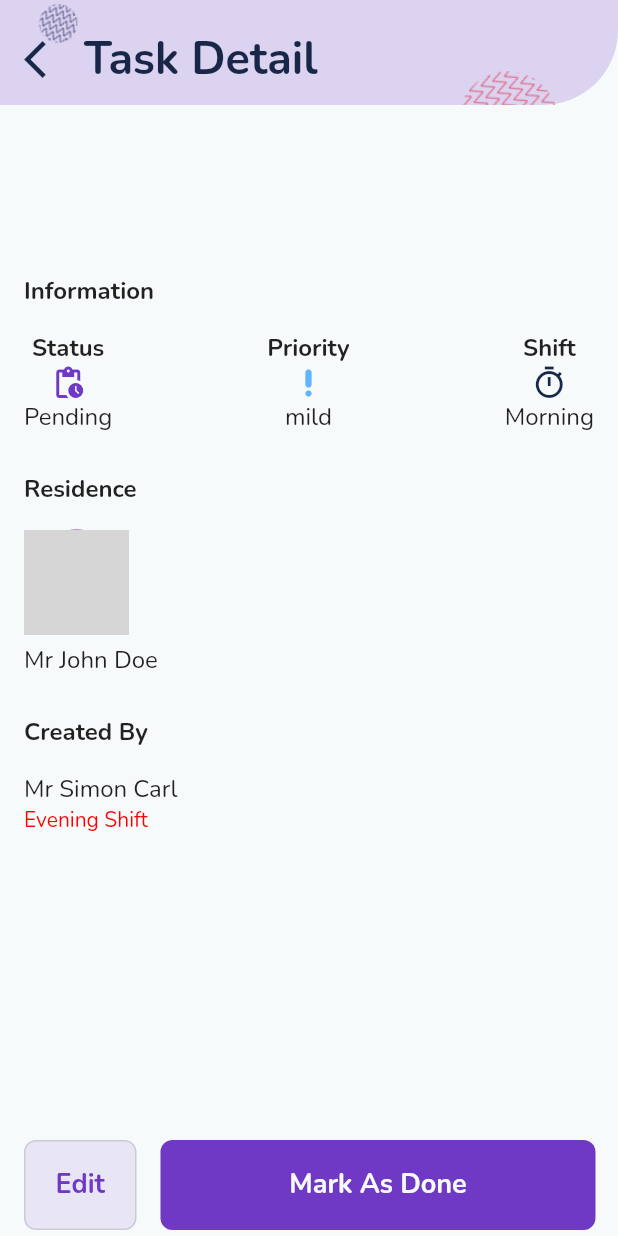
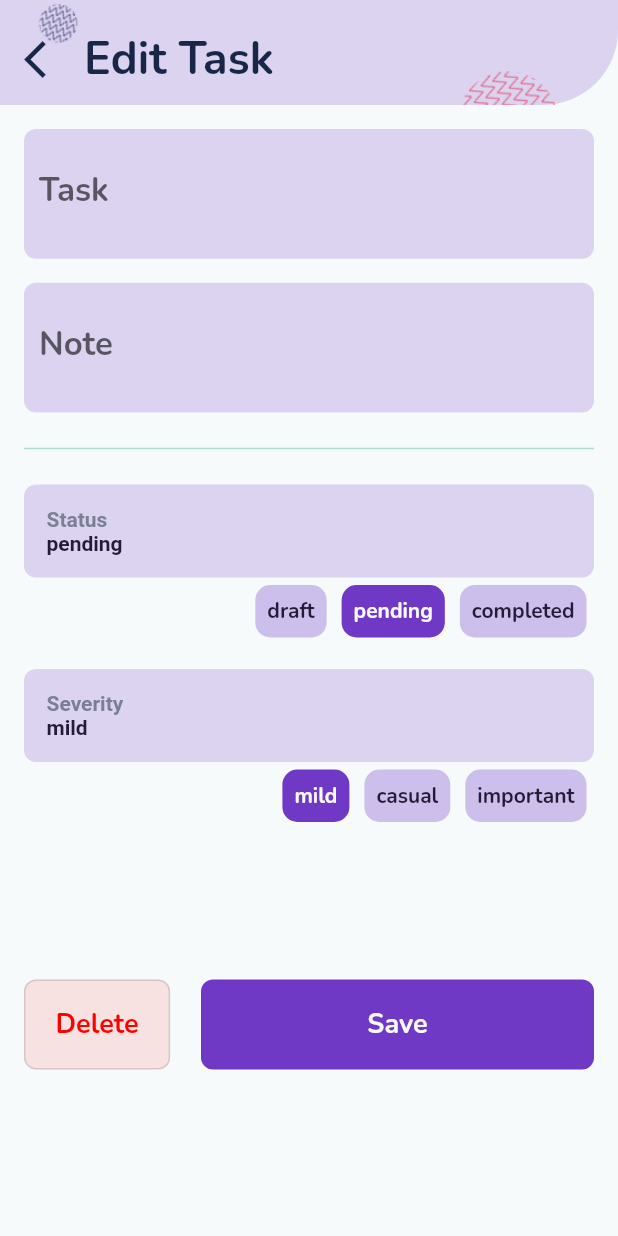
Before and after one commit to codeswot/nursey, a Flutter app: the TaskDetail screen opened directly with empty values, after a tap on "Edit", on a phone screen of 412 x 824 dp. Run offline on Flutter 3.47's test engine with Material 2 defaults, Android fonts, the phone set to English and light mode, and no system bars; our stand-ins replace cloud_firestore, equatable, firebase_auth, firebase_core, flutter_bloc, flutter_spinkit and 4 more; missing offline and left inert: spring; accounts and stored records are empty; network calls fail; grey boxes are pictures that could not be loaded.

Commit message:
edit task

```diff
--- a/lib/app/ui/screens/task/create_task.dart
+++ b/lib/app/ui/screens/task/create_task.dart
@@ -94,7 +94,7 @@ class _CreateTaskState extends State<CreateTask> {
                   });
                   newTask?.copyWith(severity: severity);
                 },
-                value: severity,
+                value: severity!,
               ),
             ],
           ),
--- /dev/null
+++ b/lib/app/ui/screens/task/edit_task.dart
@@ -0,0 +1,79 @@
+import 'package:flutter/material.dart';
+import 'package:nursey/app/models/task/task.dart';
+import 'package:nursey/app/utils/design/colors.dart';
+import 'package:nursey/app/utils/design/design.dart';
+
+import '../../widgets/widgets.dart';
+
+class EditTask extends StatefulWidget {
+  static Route route(Task task) => MaterialPageRoute(
+        builder: (_) => EditTask(task),
+      );
+  const EditTask(this.task, {Key? key}) : super(key: key);
+  final Task task;
+
+  @override
+  State<EditTask> createState() => _EditTaskState();
+}
+
+class _EditTaskState extends State<EditTask> {
+  final TextEditingController _taskController = TextEditingController();
+  final TextEditingController _noteController = TextEditingController();
+  @override
+  Widget build(BuildContext context) {
+    _taskController.text = widget.task.task;
+    _noteController.text = widget.task.note ?? '';
+
+    return Scaffold(
+      appBar: const CustomAppBar(title: 'Edit Task'),
+      body: Padding(
+        padding: const EdgeInsets.all(16),
+        child: SingleChildScrollView(
+          child: Column(
+            mainAxisAlignment: MainAxisAlignment.spaceBetween,
+            children: [
+              Column(
+                crossAxisAlignment: CrossAxisAlignment.start,
+                children: [
+                  AppFormField(controller: _taskController, label: 'Task'),
+                  const SizedBox(height: 16),
+                  AppFormField(controller: _noteController, label: 'Note'),
+                  const SizedBox(height: 16),
+                  const Divider(color: AppColors.secondaryAccent, thickness: 1),
+                  const SizedBox(height: 16),
+                  StatusPicker(
+                    value: widget.task.status,
+                    onChanged: (newStatus) {},
+                  ),
+                  const SizedBox(height: 16),
+                  SeverityPicker(
+                    value: widget.task.severity,
+                    onChanged: (newSeverity) {},
+                  ),
+                ],
+              ),
+              const SizedBox(height: 100),
+              SafeArea(
+                child: Row(
+                  mainAxisAlignment: MainAxisAlignment.spaceBetween,
+                  children: [
+                    AppSecondaryButton(
+                      title: 'Delete',
+                      onPressed: () {},
+                      color: AppColors.primaryError,
+                    ),
+                    AppPrimaryButton(
+                      width: ScreenUtil.screenWidth - 150,
+                      title: 'Save',
+                      onPressed: () {},
+                    ),
+                  ],
+                ),
+              ),
+            ],
+          ),
+        ),
+      ),
+    );
+  }
+}
--- a/lib/app/ui/screens/task/task_detail.dart
+++ b/lib/app/ui/screens/task/task_detail.dart
@@ -4,8 +4,10 @@ import 'package:nursey/app/models/task/enums.dart';
 import 'package:nursey/app/models/task/task.dart';
 import 'package:nursey/app/ui/widgets/app_bar.dart';
 import 'package:nursey/app/ui/widgets/buttons.dart';
+import 'package:nursey/app/utils/extensions/build_context_extension.dart';
 
 import '../../../utils/design/design.dart';
+import 'edit_task.dart';
 
 class TaskDetail extends StatelessWidget {
   static Route route(Task task) => MaterialPageRoute(
@@ -17,15 +19,13 @@ class TaskDetail extends StatelessWidget {
   Widget build(BuildContext context) {
     return Scaffold(
       appBar: const CustomAppBar(title: 'Task Detail'),
-      body: SingleChildScrollView(
-        child: Padding(
+      body: Padding(
         padding: const EdgeInsets.all(16),
         child: Column(
           crossAxisAlignment: CrossAxisAlignment.start,
           mainAxisAlignment: MainAxisAlignment.spaceBetween,
           children: [
-              SizedBox(
-                height: ScreenUtil.screenHeight - 150,
+            SingleChildScrollView(
               child: Column(
                 crossAxisAlignment: CrossAxisAlignment.start,
                 children: [
@@ -128,10 +128,14 @@ class TaskDetail extends StatelessWidget {
                 ],
               ),
             ),
-              Row(
+            SafeArea(
+              child: Row(
                 mainAxisAlignment: MainAxisAlignment.center,
                 children: [
-                  AppSecondaryButton(title: 'Edit', onPressed: () {}),
+                  AppSecondaryButton(
+                    title: 'Edit',
+                    onPressed: () => context.push(EditTask.route(task)),
+                  ),
                   const SizedBox(width: 16),
                   AppPrimaryButton(
                     width: 290,
@@ -140,8 +144,8 @@ class TaskDetail extends StatelessWidget {
                   ),
                 ],
               ),
+            ),
           ],
-          ),
         ),
       ),
     );
--- a/lib/app/ui/widgets/app_form_field.dart
+++ b/lib/app/ui/widgets/app_form_field.dart
@@ -12,6 +12,9 @@ class AppFormField extends StatelessWidget {
   const AppFormField(
       {required this.controller,
       this.hint,
+      this.label,
+      this.maxLines,
+      this.minLines,
       this.isPassword = false,
       this.obscure = true,
       this.onVisibilityChanged,
@@ -19,8 +22,11 @@ class AppFormField extends StatelessWidget {
       : super(key: key);
   final TextEditingController controller;
   final String? hint;
+  final String? label;
   final bool isPassword, obscure;
   final VoidCallback? onVisibilityChanged;
+  final int? maxLines;
+  final int? minLines;
   @override
   Widget build(BuildContext context) {
     return Container(
@@ -32,6 +38,8 @@ class AppFormField extends StatelessWidget {
       child: TextFormField(
         controller: controller,
         obscureText: isPassword ? obscure : false,
+        minLines: maxLines,
+        maxLines: maxLines,
         style: GoogleFonts.nunito(
           color: AppColors.primaryText,
           fontWeight: FontWeight.bold,
@@ -39,6 +47,11 @@ class AppFormField extends StatelessWidget {
         decoration: InputDecoration(
           border: InputBorder.none,
           hintText: hint,
+          label: label != null ? Text(label ?? '') : null,
+          labelStyle: GoogleFonts.nunito(
+            fontWeight: FontWeight.bold,
+            fontSize: 22,
+          ),
           hintStyle: GoogleFonts.nunito(
             color: AppColors.secondaryText2,
           ),
@@ -103,58 +116,6 @@ class ShiftDropDown extends StatelessWidget {
   }
 }
 
-class SeverityPicker extends StatelessWidget {
-  const SeverityPicker({required this.value, this.onChanged, Key? key})
-      : super(key: key);
-  final TaskSeverity? value;
-  final Function(TaskSeverity? value)? onChanged;
-  @override
-  Widget build(BuildContext context) {
-    return Column(
-      children: [
-        Container(
-          padding: const EdgeInsets.all(10),
-          width: double.infinity,
-          decoration: BoxDecoration(
-            borderRadius: BorderRadius.circular(8),
-            color: AppColors.primaryAccent.withOpacity(0.2),
-          ),
-          child: Text(value?.name ?? ''),
-        ),
-        Row(
-          mainAxisAlignment: MainAxisAlignment.end,
-          children: TaskSeverity.values
-              .map((e) => Container(
-                    padding: const EdgeInsets.all(5),
-                    child: Container(
-                        padding: const EdgeInsets.all(8),
-                        decoration: BoxDecoration(
-                            color: e == value
-                                ? AppColors.primaryAccent
-                                : AppColors.primaryAccent.withOpacity(0.3),
-                            borderRadius: BorderRadius.circular(10)),
-                        child: GestureDetector(
-                          onTap: () {
-                            onChanged!(e);
-                          },
-                          child: Text(
-                            e.name,
-                            style: GoogleFonts.nunito(
-                              color: e == value
-                                  ? AppColors.primaryBg
-                                  : AppColors.primaryText,
-                              fontWeight: FontWeight.bold,
-                            ),
-                          ),
-                        )),
-                  ))
-              .toList(),
-        ),
-      ],
-    );
-  }
-}
-
 class ResidenceDropDownPicker extends StatelessWidget {
   const ResidenceDropDownPicker({this.onChanged, required this.value, Key? key})
       : super(key: key);
@@ -200,3 +161,135 @@ class ResidenceDropDownPicker extends StatelessWidget {
         });
   }
 }
+
+class StatusPicker extends StatelessWidget {
+  const StatusPicker({required this.value, this.onChanged, Key? key})
+      : super(key: key);
+  final TaskStatus value;
+  final Function(TaskStatus? value)? onChanged;
+  @override
+  Widget build(BuildContext context) {
+    return Column(
+      children: [
+        Container(
+          padding: const EdgeInsets.all(15),
+          width: double.infinity,
+          decoration: BoxDecoration(
+            borderRadius: BorderRadius.circular(8),
+            color: AppColors.primaryAccent.withOpacity(0.2),
+          ),
+          child: Column(
+            crossAxisAlignment: CrossAxisAlignment.start,
+            children: [
+              const Text('Status',
+                  style: TextStyle(
+                    color: AppColors.secondaryText2,
+                    fontWeight: FontWeight.bold,
+                  )),
+              Text(value.name,
+                  style: const TextStyle(
+                    color: AppColors.primaryText,
+                    fontWeight: FontWeight.bold,
+                  )),
+            ],
+          ),
+        ),
+        Row(
+          mainAxisAlignment: MainAxisAlignment.end,
+          children: TaskStatus.values
+              .map((e) => Container(
+                    padding: const EdgeInsets.all(5),
+                    child: Container(
+                        padding: const EdgeInsets.all(8),
+                        decoration: BoxDecoration(
+                            color: e == value
+                                ? AppColors.primaryAccent
+                                : AppColors.primaryAccent.withOpacity(0.3),
+                            borderRadius: BorderRadius.circular(10)),
+                        child: GestureDetector(
+                          onTap: () {
+                            onChanged!(e);
+                          },
+                          child: Text(
+                            e.name,
+                            style: GoogleFonts.nunito(
+                              color: e == value
+                                  ? AppColors.primaryBg
+                                  : AppColors.primaryText,
+                              fontWeight: FontWeight.bold,
+                            ),
+                          ),
+                        )),
+                  ))
+              .toList(),
+        ),
+      ],
+    );
+  }
+}
+
+class SeverityPicker extends StatelessWidget {
+  const SeverityPicker({required this.value, this.onChanged, Key? key})
+      : super(key: key);
+  final TaskSeverity value;
+  final Function(TaskSeverity? value)? onChanged;
+  @override
+  Widget build(BuildContext context) {
+    return Column(
+      children: [
+        Container(
+          padding: const EdgeInsets.all(15),
+          width: double.infinity,
+          decoration: BoxDecoration(
+            borderRadius: BorderRadius.circular(8),
+            color: AppColors.primaryAccent.withOpacity(0.2),
+          ),
+          child: Column(
+            crossAxisAlignment: CrossAxisAlignment.start,
+            children: [
+              const Text('Severity',
+                  style: TextStyle(
+                    color: AppColors.secondaryText2,
+                    fontWeight: FontWeight.bold,
+                  )),
+              Text(value.name,
+                  style: const TextStyle(
+                    color: AppColors.primaryText,
+                    fontWeight: FontWeight.bold,
+                  )),
+            ],
+          ),
+        ),
+        Row(
+          mainAxisAlignment: MainAxisAlignment.end,
+          children: TaskSeverity.values
+              .map((e) => Container(
+                    padding: const EdgeInsets.all(5),
+                    child: Container(
+                        padding: const EdgeInsets.all(8),
+                        decoration: BoxDecoration(
+                            color: e == value
+                                ? AppColors.primaryAccent
+                                : AppColors.primaryAccent.withOpacity(0.3),
+                            borderRadius: BorderRadius.circular(10)),
+                        child: GestureDetector(
+                          onTap: () {
+                            onChanged!(e);
+                          },
+                          child: Text(
+                            e.name,
+                            style: GoogleFonts.nunito(
+                              color: e == value
+                                  ? AppColors.primaryBg
+                                  : AppColors.primaryText,
+                              fontWeight: FontWeight.bold,
+                            ),
+                          ),
+                        )),
+                  ))
+              .toList(),
+        ),
+      ],
+    );
+  }
+}
--- a/lib/app/ui/widgets/buttons.dart
+++ b/lib/app/ui/widgets/buttons.dart
@@ -57,6 +57,7 @@ class AppSecondaryButton extends StatelessWidget {
       this.width,
       this.height,
       this.isBusy = false,
+      this.color,
       Key? key})
       : super(key: key);
   final String title;
@@ -64,13 +65,16 @@ class AppSecondaryButton extends StatelessWidget {
   final double? height;
   final double? width;
   final bool isBusy;
+  final Color? color;
   @override
   Widget build(BuildContext context) {
     return OutlinedButton(
       onPressed: isBusy ? null : onPressed,
       style: OutlinedButton.styleFrom(
-        backgroundColor: AppColors.primaryAccent.withOpacity(0.1),
-        foregroundColor: AppColors.primaryAccent,
+        backgroundColor: color != null
+            ? color!.withOpacity(0.1)
+            : AppColors.primaryAccent.withOpacity(0.1),
+        foregroundColor: color ?? AppColors.primaryAccent,
         disabledBackgroundColor: AppColors.primaryAccent.withOpacity(0.3),
         shape: RoundedRectangleBorder(
           borderRadius: BorderRadius.circular(8),
--- a/lib/app/ui/widgets/task_tile.dart
+++ b/lib/app/ui/widgets/task_tile.dart
@@ -1,6 +1,7 @@
 import 'package:flutter/material.dart';
 import 'package:nursey/app/models/task/enums.dart';
 import 'package:nursey/app/models/task/task.dart';
+import 'package:nursey/app/ui/screens/task/edit_task.dart';
 import 'package:nursey/app/ui/screens/task/task_detail.dart';
 import 'package:nursey/app/utils/extensions/extensions.dart';
 import 'package:nursey/configs/packages.dart';
@@ -118,6 +119,7 @@ class TaskTile extends StatelessWidget {
                       case 0:
                         break;
                       case 1:
+                        context.push(EditTask.route(task));
                         break;
                       case 2:
                         break;
```
Lines whose indentation alone changed are shown as unchanged.
